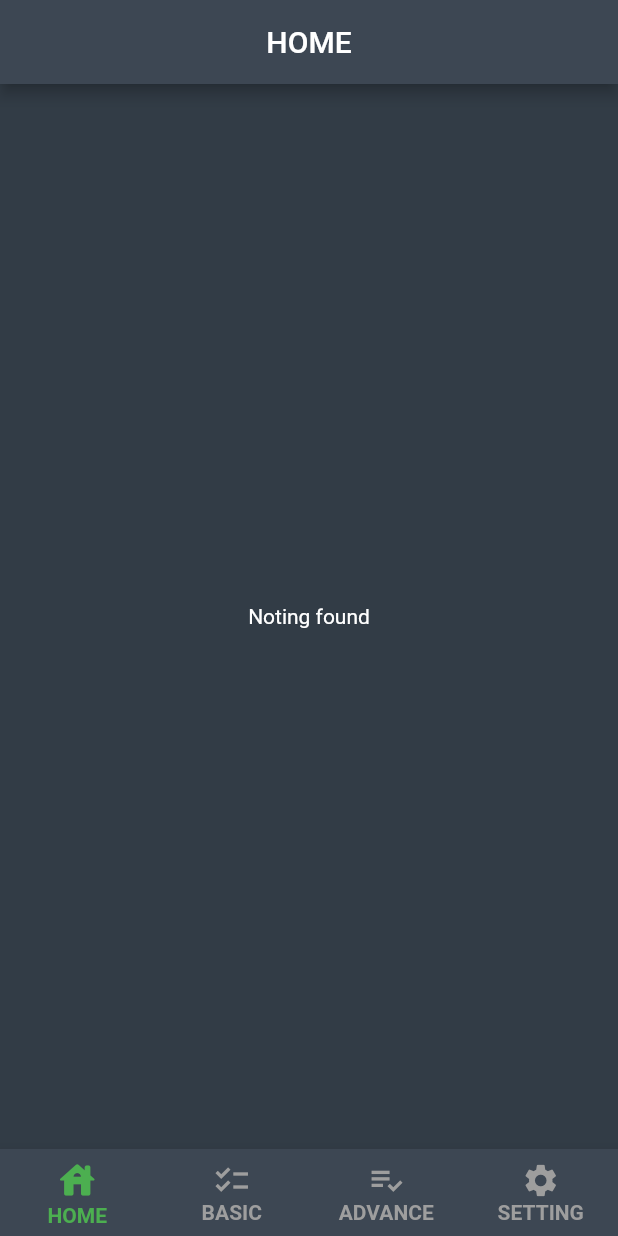
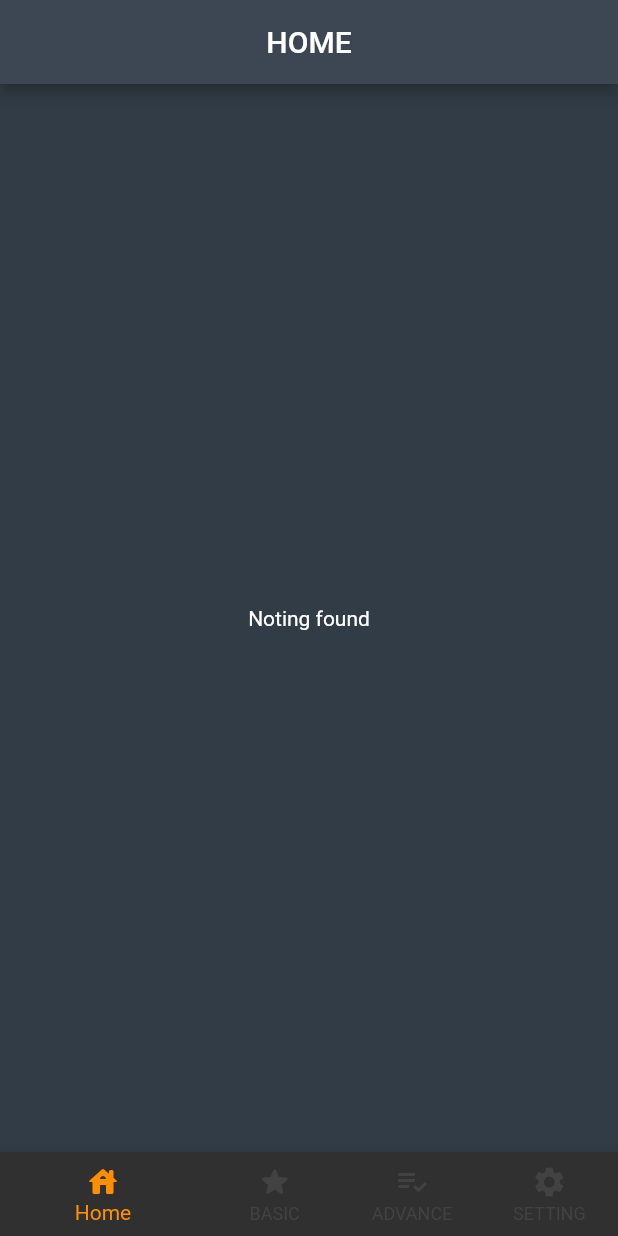
Before and after one commit to MtechiTsolution/infinte_checklist, a Flutter app: the screen it shows after launch, on a phone screen of 412 x 824 dp. Run offline on Flutter 3.47's test engine with Material 2 defaults, Android fonts, the light colour scheme and no system bars; drawn by our look-alikes of stylish_bottom_bar.

Commit message:
updated by abbas

```diff
--- a/lib/basic_bottom_nav_bar.dart
+++ b/lib/basic_bottom_nav_bar.dart
@@ -93,3 +93,70 @@ class _AnimatedBarExampleState extends State<AnimatedBarExample> {
     );
   }
 }
+
+
+
+
+
+class BottomNavigationBarExample extends StatefulWidget {
+  const BottomNavigationBarExample({super.key});
+
+  @override
+  State<BottomNavigationBarExample> createState() =>
+      _BottomNavigationBarExampleState();
+}
+
+class _BottomNavigationBarExampleState
+    extends State<BottomNavigationBarExample> {
+  int _selectedIndex = 0;
+  static const TextStyle optionStyle =
+      TextStyle(fontSize: 30, fontWeight: FontWeight.bold);
+  static  List<Widget> _widgetOptions = <Widget> [
+  Basic(),
+            CompaniesPage(),
+            Advance(),
+            SettingsPage()
+  ];
+
+  void _onItemTapped(int index) {
+    setState(() {
+      _selectedIndex = index;
+    });
+  }
+
+  @override
+  Widget build(BuildContext context) {
+    return Scaffold(
+      extendBody: false,
+      backgroundColor: CustomColors.header,
+      body: Center(
+        child: _widgetOptions.elementAt(_selectedIndex),
+      ),
+      bottomNavigationBar: BottomNavigationBar(
+        backgroundColor: CustomColors.header,
+        items: const <BottomNavigationBarItem>[
+          BottomNavigationBarItem(
+            icon: Icon(Icons.house_rounded),
+            label: 'Home',
+          ),
+          BottomNavigationBarItem(
+            icon: Icon(Icons.star_rounded),
+            label: 'BASIC',
+          ),
+          BottomNavigationBarItem(
+            icon: Icon(Icons.playlist_add_check),
+            label: 'ADVANCE',
+          ),
+           BottomNavigationBarItem(
+            icon: Icon(Icons.settings),
+            label: 'SETTING',
+          ),
+        ],
+        currentIndex: _selectedIndex,
+        showUnselectedLabels: true,
+        selectedItemColor: Colors.amber[800],
+        onTap: _onItemTapped,
+      ),
+    );
+  }
+}
--- a/lib/main.dart
+++ b/lib/main.dart
@@ -32,7 +32,7 @@ class _SplashPageState extends State<SplashPage> {
     Future.delayed(Duration(seconds: 3), () {
       Navigator.pushReplacement(
         context,
-        MaterialPageRoute(builder: (context) => AnimatedBarExample()),
+        MaterialPageRoute(builder: (context) => BottomNavigationBarExample()),
       );
     });
   }
```
